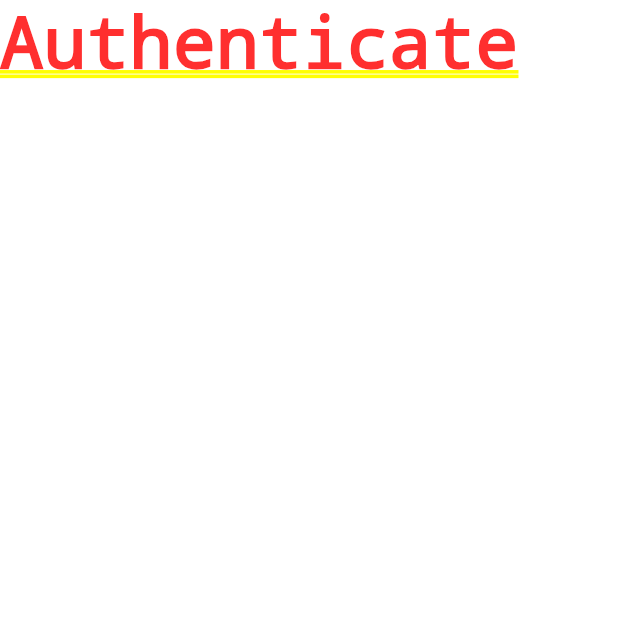
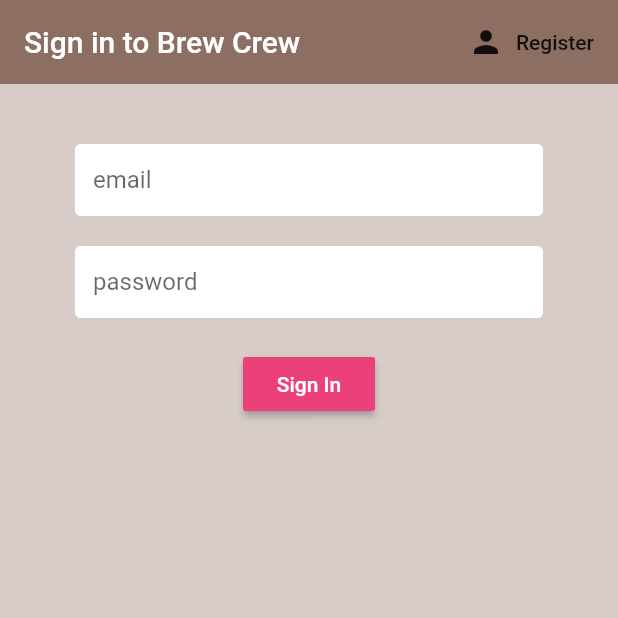
Before and after one commit to faizanqaxi/Brew-Crew-Flutter-Firebase-App, a Flutter app: the screen it shows after launch, on a phone screen of 412 x 824 dp, the top half of it. Run offline on Flutter 3.47's test engine with Material 2 defaults, Android fonts, the phone set to English and light mode, and no system bars; our stand-ins replace cloud_firestore, firebase_auth, flutter_spinkit; accounts and stored records are empty.

```diff
--- a/lib/main.dart
+++ b/lib/main.dart
@@ -1,16 +1,20 @@
 import 'package:brew_crew/screens/wrapper.dart';
+import 'package:brew_crew/services/auth.dart';
 import 'package:flutter/material.dart';
+import 'package:provider/provider.dart';
+import 'package:brew_crew/models/user.dart';
 
-void main() {
-  runApp(MyApp());
-}
+void main() => runApp(MyApp());
 
 class MyApp extends StatelessWidget {
   // This widget is the root of your application.
   @override
   Widget build(BuildContext context) {
-    return MaterialApp(
-      home: Wrapper(),
+    return StreamProvider<User>.value(
+      value: AuthService().user,
+      child: MaterialApp(
+        home: Wrapper(),
+      ),
     );
   }
 }
--- /dev/null
+++ b/lib/models/brew.dart
@@ -0,0 +1,7 @@
+class Brew {
+  final String name;
+  final String sugars;
+  final int strength;
+
+  Brew({this.name, this.sugars, this.strength});
+}
--- /dev/null
+++ b/lib/models/user.dart
@@ -0,0 +1,14 @@
+class User {
+  final String uid;
+
+  User({this.uid});
+}
+
+class UserData {
+  final String uid;
+  final String name;
+  final String sugars;
+  final int strength;
+
+  UserData({this.uid, this.sugars, this.strength, this.name});
+}
--- a/lib/screens/authenticate/authenticate.dart
+++ b/lib/screens/authenticate/authenticate.dart
@@ -1,3 +1,5 @@
+import 'package:brew_crew/screens/authenticate/register.dart';
+import 'package:brew_crew/screens/authenticate/sign_in.dart';
 import 'package:flutter/material.dart';
 
 class Authenticate extends StatefulWidget {
@@ -6,10 +8,18 @@ class Authenticate extends StatefulWidget {
 }
 
 class _AuthenticateState extends State<Authenticate> {
+  bool showSignIn = true;
+  void toggleView() {
+    //print(showSignIn.toString());
+    setState(() => showSignIn = !showSignIn);
+  }
+
   @override
   Widget build(BuildContext context) {
-    return Container(
-      child: Text('Authenticate'),
-    );
+    if (showSignIn) {
+      return SignIn(toggleView: toggleView);
+    } else {
+      return Register(toggleView: toggleView);
+    }
   }
 }
--- /dev/null
+++ b/lib/screens/authenticate/sign_in.dart
@@ -0,0 +1,101 @@
+import 'package:brew_crew/services/auth.dart';
+import 'package:brew_crew/shared/constants.dart';
+import 'package:brew_crew/shared/loading.dart';
+import 'package:flutter/material.dart';
+
+class SignIn extends StatefulWidget {
+  final Function toggleView;
+  SignIn({this.toggleView});
+
+  @override
+  _SignInState createState() => _SignInState();
+}
+
+class _SignInState extends State<SignIn> {
+  final AuthService _auth = AuthService();
+  final _formKey = GlobalKey<FormState>();
+  String error = '';
+  bool loading = false;
+
+  // text field state
+  String email = '';
+  String password = '';
+
+  @override
+  Widget build(BuildContext context) {
+    return loading
+        ? Loading()
+        : Scaffold(
+            backgroundColor: Colors.brown[100],
+            appBar: AppBar(
+              backgroundColor: Colors.brown[400],
+              elevation: 0.0,
+              title: Text('Sign in to Brew Crew'),
+              actions: <Widget>[
+                FlatButton.icon(
+                  icon: Icon(Icons.person),
+                  label: Text('Register'),
+                  onPressed: () => widget.toggleView(),
+                ),
+              ],
+            ),
+            body: Container(
+              padding: EdgeInsets.symmetric(vertical: 20.0, horizontal: 50.0),
+              child: Form(
+                key: _formKey,
+                child: Column(
+                  children: <Widget>[
+                    SizedBox(height: 20.0),
+                    TextFormField(
+                      decoration:
+                          textInputDecoration.copyWith(hintText: 'email'),
+                      validator: (val) => val.isEmpty ? 'Enter an email' : null,
+                      onChanged: (val) {
+                        setState(() => email = val);
+                      },
+                    ),
+                    SizedBox(height: 20.0),
+                    TextFormField(
+                      obscureText: true,
+                      decoration:
+                          textInputDecoration.copyWith(hintText: 'password'),
+                      validator: (val) => val.length < 6
+                          ? 'Enter a password 6+ chars long'
+                          : null,
+                      onChanged: (val) {
+                        setState(() => password = val);
+                      },
+                    ),
+                    SizedBox(height: 20.0),
+                    RaisedButton(
+                        color: Colors.pink[400],
+                        child: Text(
+                          'Sign In',
+                          style: TextStyle(color: Colors.white),
+                        ),
+                        onPressed: () async {
+                          if (_formKey.currentState.validate()) {
+                            setState(() => loading = true);
+                            dynamic result = await _auth
+                                .signInWithEmailAndPassword(email, password);
+                            if (result == null) {
+                              setState(() {
+                                loading = false;
+                                error =
+                                    'Could not sign in with those credentials';
+                              });
+                            }
+                          }
+                        }),
+                    SizedBox(height: 12.0),
+                    Text(
+                      error,
+                      style: TextStyle(color: Colors.red, fontSize: 14.0),
+                    ),
+                  ],
+                ),
+              ),
+            ),
+          );
+  }
+}
--- /dev/null
+++ b/lib/screens/home/brew_tile.dart
@@ -0,0 +1,26 @@
+import 'package:brew_crew/models/brew.dart';
+import 'package:flutter/material.dart';
+
+class BrewTile extends StatelessWidget {
+  final Brew brew;
+  BrewTile({this.brew});
+
+  @override
+  Widget build(BuildContext context) {
+    return Padding(
+      padding: const EdgeInsets.only(top: 8.0),
+      child: Card(
+        margin: EdgeInsets.fromLTRB(20.0, 6.0, 20.0, 0.0),
+        child: ListTile(
+          leading: CircleAvatar(
+            radius: 25.0,
+            backgroundColor: Colors.brown[brew.strength],
+            backgroundImage: AssetImage('assets/coffee_icon.png'),
+          ),
+          title: Text(brew.name),
+          subtitle: Text('Takes ${brew.sugars} sugar(s)'),
+        ),
+      ),
+    );
+  }
+}
--- a/lib/screens/wrapper.dart
+++ b/lib/screens/wrapper.dart
@@ -1,11 +1,19 @@
+import 'package:brew_crew/models/user.dart';
 import 'package:brew_crew/screens/authenticate/authenticate.dart';
 import 'package:brew_crew/screens/home/home.dart';
 import 'package:flutter/material.dart';
+import 'package:provider/provider.dart';
 
 class Wrapper extends StatelessWidget {
   @override
   Widget build(BuildContext context) {
-    //return either Home or Authenticate
-    return Authenticate();
+    final user = Provider.of<User>(context);
+
+    // return either the Home or Authenticate widget
+    if (user == null) {
+      return Authenticate();
+    } else {
+      return Home();
+    }
   }
 }
--- /dev/null
+++ b/lib/services/database.dart
@@ -0,0 +1,50 @@
+import 'package:brew_crew/models/brew.dart';
+import 'package:brew_crew/models/user.dart';
+import 'package:cloud_firestore/cloud_firestore.dart';
+
+class DatabaseService {
+  final String uid;
+  DatabaseService({this.uid});
+
+  // collection reference
+  final CollectionReference brewCollection =
+      Firestore.instance.collection('brews');
+
+  Future<void> updateUserData(String sugars, String name, int strength) async {
+    return await brewCollection.document(uid).setData({
+      'sugars': sugars,
+      'name': name,
+      'strength': strength,
+    });
+  }
+
+  // brew list from snapshot
+  List<Brew> _brewListFromSnapshot(QuerySnapshot snapshot) {
+    return snapshot.documents.map((doc) {
+      //print(doc.data);
+      return Brew(
+          name: doc.data['name'] ?? '',
+          strength: doc.data['strength'] ?? 0,
+          sugars: doc.data['sugars'] ?? '0');
+    }).toList();
+  }
+
+  // user data from snapshots
+  UserData _userDataFromSnapshot(DocumentSnapshot snapshot) {
+    return UserData(
+        uid: uid,
+        name: snapshot.data['name'],
+        sugars: snapshot.data['sugars'],
+        strength: snapshot.data['strength']);
+  }
+
+  // get brews stream
+  Stream<List<Brew>> get brews {
+    return brewCollection.snapshots().map(_brewListFromSnapshot);
+  }
+
+  // get user doc stream
+  Stream<UserData> get userData {
+    return brewCollection.document(uid).snapshots().map(_userDataFromSnapshot);
+  }
+}
--- /dev/null
+++ b/lib/shared/constants.dart
@@ -0,0 +1,13 @@
+import 'package:flutter/material.dart';
+
+const textInputDecoration = InputDecoration(
+  fillColor: Colors.white,
+  filled: true,
+  contentPadding: EdgeInsets.all(12.0),
+  enabledBorder: OutlineInputBorder(
+    borderSide: BorderSide(color: Colors.white, width: 2.0),
+  ),
+  focusedBorder: OutlineInputBorder(
+    borderSide: BorderSide(color: Colors.pink, width: 2.0),
+  ),
+);
```
Also changed, not shown: lib/screens/authenticate/register.dart (added, +100 -0 lines), lib/screens/home/brew_list.dart (added, +23 -0 lines), lib/screens/home/home.dart (+51 -2 lines), lib/screens/home/settings_form.dart (added, +96 -0 lines), lib/services/auth.dart (+52 -6 lines), lib/shared/loading.dart (added, +17 -0 lines), pubspec.yaml (+6 -5 lines), assets/coffee_bg.png (added), assets/coffee_icon.png (added), pubspec.lock.
